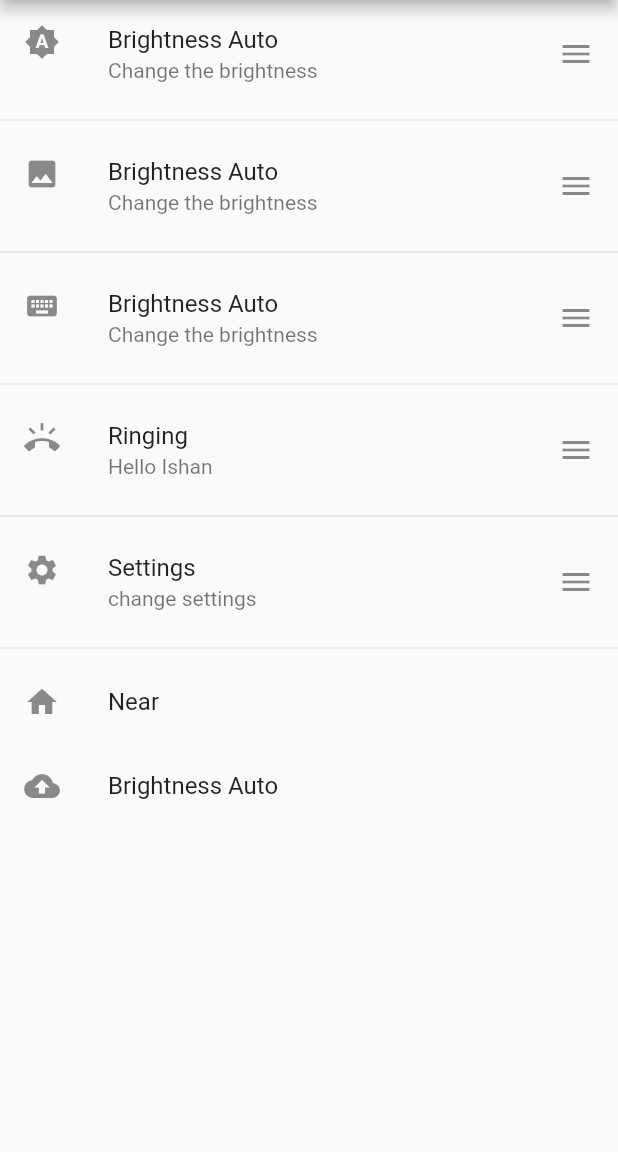
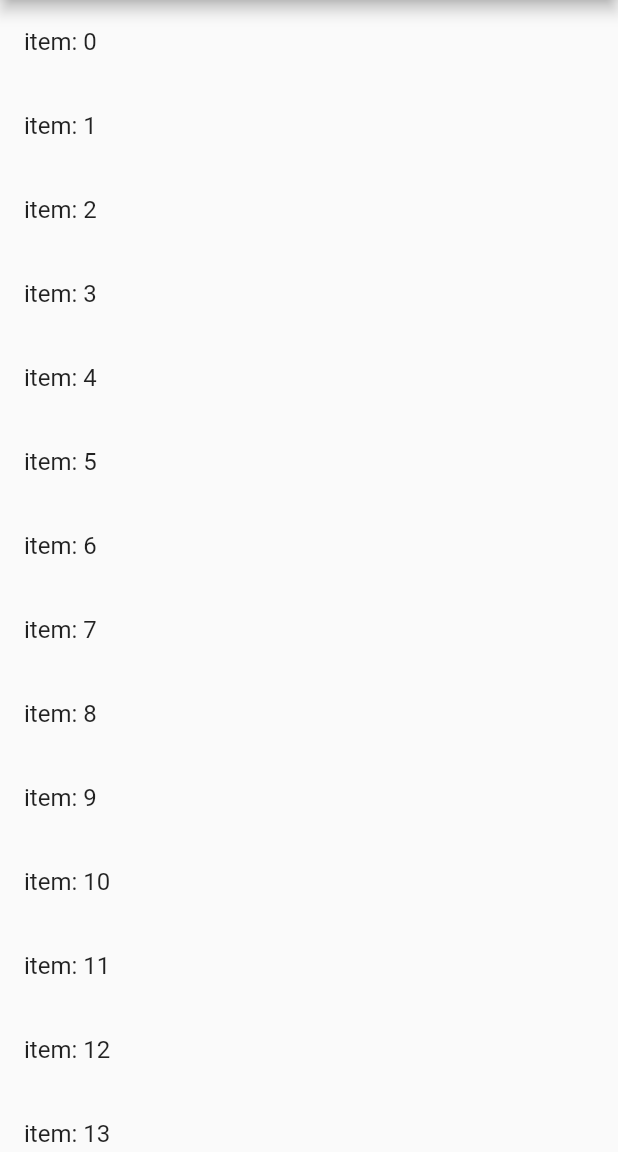
Before and after one commit to ishanEPR/Flutter-Practice, a Flutter app: the Second_page screen opened directly, on a phone screen of 412 x 824 dp, the part 84-1236 px from its top. Run offline on Flutter 3.47's test engine with Material 2 defaults, Android fonts, the phone set to English and light mode, and no system bars.

Commit message:
Add Listview using builder method

```diff
--- a/lib/screens/second_page.dart
+++ b/lib/screens/second_page.dart
@@ -32,77 +32,26 @@ class Second_page extends StatelessWidget {
   }
   @override
   Widget build(BuildContext context) {
+    var items=List<String>.generate(100, (index) => 'item: $index');
     return Scaffold(
       appBar: AppBar(
         title: Text('ListView Tutorial'),
       ),
       body: Container(
      //   height: 150.0,
-        child: ListView(
+        child: ListView.builder(
+          itemCount:items.length ,
+          itemBuilder: (context,index){
+            return  ListTile(
+              title: Text(items[index]),
+            );
+          },
+
+        ),
           //scrollDirection: Axis.horizontal,///horizontal vidihata listview create kirima
-          children: [
-            ListTile(
-              leading: Icon(Icons.brightness_auto),
-              title: Text('Brightness Auto'),
-              subtitle: Text('Change the brightness'),
-              trailing: Icon(Icons.menu),
-              onTap: (){},
-            ),
-            Divider(),
-            ListTile(
-              leading: Icon(Icons.photo),
-              title: Text('Brightness Auto'),
-              subtitle: Text('Change the brightness'),
-              trailing: Icon(Icons.menu),
-              onTap: (){},
-            ),
-            Divider(),
-            ListTile(
-              leading: Icon(Icons.keyboard),
-              title: Text('Brightness Auto'),
-              subtitle: Text('Change the brightness'),
-              trailing: Icon(Icons.menu),
-              onTap: (){},
-            ),
-            Divider(),
 
-            ListTile(
-              leading: Icon(Icons.ring_volume),
-              title: Text('Ringing'),
-              subtitle: Text('Hello Ishan'),
-              trailing: Icon(Icons.menu),
-              onTap: (){},
-            ),
-            Divider(),
+        ),
 
-            ListTile(
-              leading: Icon(Icons.settings),
-              title: Text('Settings'),
-              subtitle: Text('change settings'),
-              trailing: Icon(Icons.menu),
-              onTap: (){},
-            ),
-            Divider(),
-
-            ListTile(
-              leading: Icon(Icons.home),
-              title: Text('Near'),
-            ),
-
-
-
-
-
-            ListTile(
-              leading: Icon(Icons.backup),
-              title: Text('Brightness Auto'),
-
-              onTap: (){},
-            ),
-
-          ],
-        ),
-      ),
     );
   }
 }
```
